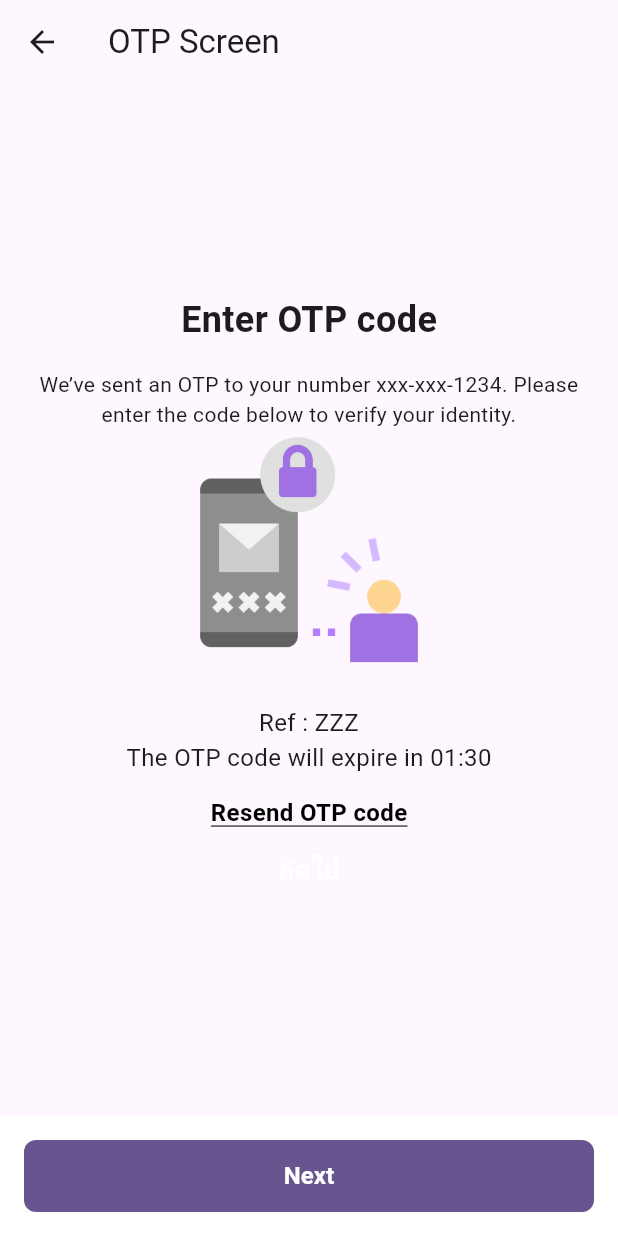
After one commit to Supakorn-suri/flutter-starter-screens, a Flutter app: the OtpScreen screen opened directly, on a phone screen of 412 x 824 dp. The commit adds this screen. Run offline on Flutter 3.47's test engine with Material 3 defaults, Android fonts, the phone set to English and light mode, and no system bars; our stand-ins replace carousel_slider.

Commit message:
feat: draft Auth Screens UI

```diff
--- /dev/null
+++ b/lib/features/auth/otp_screen.dart
@@ -0,0 +1,110 @@
+import 'package:flutter/material.dart';
+
+class OtpScreen extends StatelessWidget {
+  const OtpScreen({super.key});
+
+  @override
+  Widget build(BuildContext context) {
+    return Scaffold(
+      appBar: AppBar(title: const Text("OTP Screen")),
+      body: Center(
+        child: Padding(
+          padding: const EdgeInsets.all(24),
+          child: Column(
+            mainAxisSize: MainAxisSize.min,
+            children: const [
+              Text(
+                'Enter OTP code',
+                style: TextStyle(fontSize: 24, fontWeight: FontWeight.bold),
+              ),
+              SizedBox(height: 16),
+              Text(
+                'We’ve sent an OTP to your number xxx-xxx-1234. Please enter the code below to verify your identity.',
+                textAlign: TextAlign.center,
+              ),
+              Image(
+                image: AssetImage('assets/images/otp.png'),
+                height: 160,
+              ),
+              Column(
+                crossAxisAlignment: CrossAxisAlignment.center,
+                mainAxisAlignment: MainAxisAlignment.center,
+                children: [
+                  SizedBox(height: 24),
+                  Text(
+                    'Ref : ZZZ',
+                    textAlign: TextAlign.center,
+                    style: TextStyle(fontSize: 16, fontWeight: FontWeight.w400),
+                  ),
+                  Row(
+                    mainAxisAlignment: MainAxisAlignment.center,
+                    children: [
+                      Text(
+                        'The OTP code will expire in ',
+                        style: TextStyle(
+                            fontSize: 16, fontWeight: FontWeight.w400),
+                      ),
+                      Text(
+                        '01:30',
+                        style: TextStyle(
+                            fontSize: 16, fontWeight: FontWeight.w400),
+                      ),
+                    ],
+                  ),
+                  SizedBox(height: 16),
+                  Row(
+                    mainAxisAlignment: MainAxisAlignment.center,
+                    children: [
+                      InkWell(
+                        child: Text(
+                          'Resend OTP code',
+                          style: TextStyle(
+                            shadows: [Shadow(offset: Offset(0, -2))],
+                            color: Colors.transparent,
+                            decoration: TextDecoration.underline,
+                            fontSize: 16,
+                            fontWeight: FontWeight.w600,
+                          ),
+                        ),
+                      ),
+                    ],
+                  )
+                ],
+              ),
+              TextButton(
+                onPressed: null,
+                child: Text(
+                  'ถัดไป',
+                  style: TextStyle(
+                      fontSize: 16,
+                      fontWeight: FontWeight.w700,
+                      color: Colors.white),
+                ),
+              ),
+            ],
+          ),
+        ),
+      ),
+      bottomNavigationBar: BottomAppBar(
+        surfaceTintColor: Colors.transparent,
+        padding: const EdgeInsets.all(16),
+        color: Colors.white,
+        child: TextButton(
+          onPressed: () {},
+          style: TextButton.styleFrom(
+            padding: const EdgeInsets.symmetric(horizontal: 16, vertical: 12),
+            shape: RoundedRectangleBorder(
+              borderRadius: BorderRadius.circular(8),
+            ),
+            backgroundColor: Theme.of(context).primaryColor,
+          ),
+          child: Text(
+            'Next',
+            style: TextStyle(
+                fontSize: 16, fontWeight: FontWeight.w700, color: Colors.white),
+          ),
+        ),
+      ),
+    );
+  }
+}
```
Also changed, not shown: lib/features/auth/login_screen.dart (added, +76 -0 lines), lib/features/auth/pin_screen.dart (added, +53 -0 lines), lib/features/auth/register_screen.dart (added, +123 -0 lines), lib/main.dart (+20 -15 lines).
